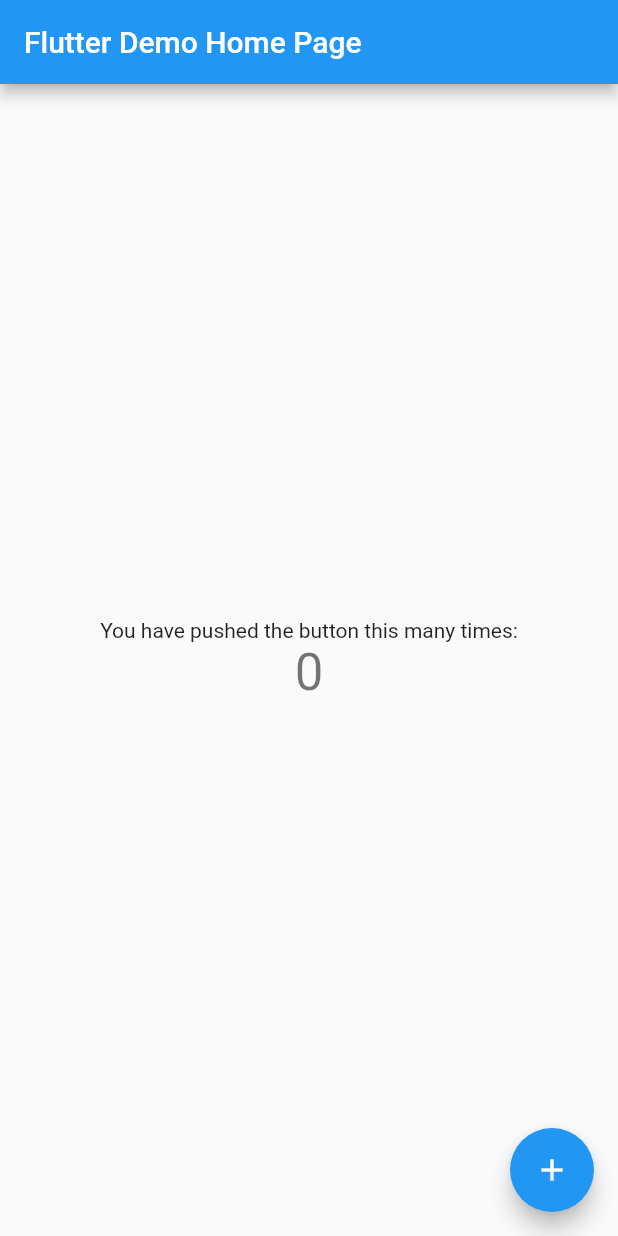
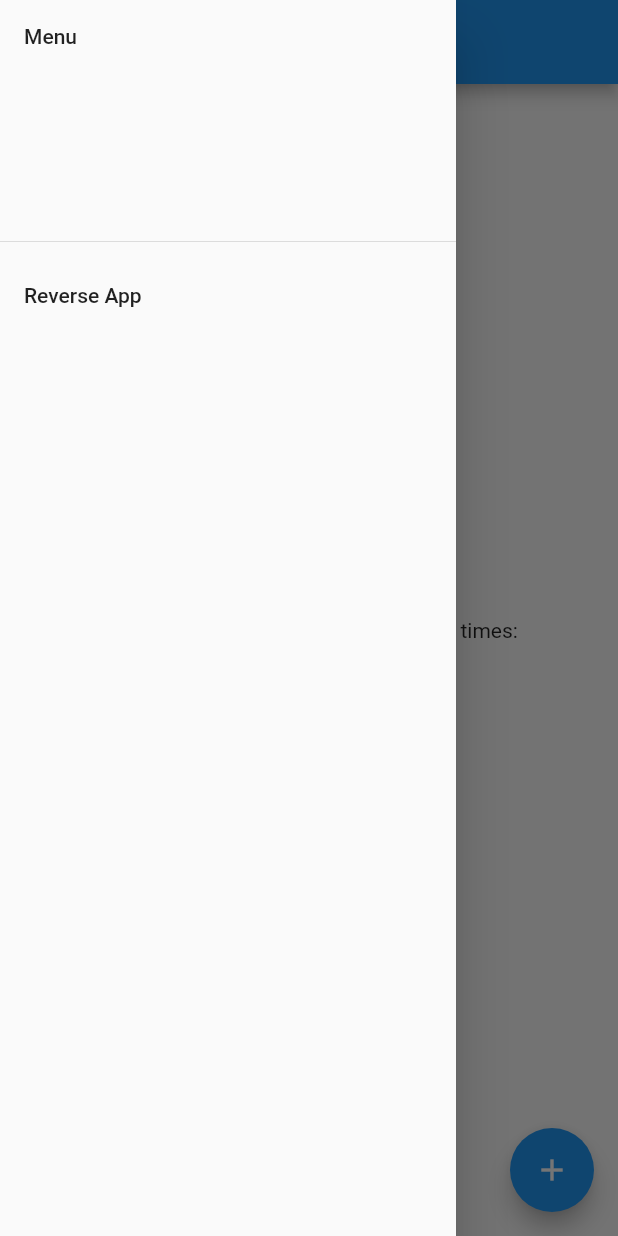
Before and after one commit to linnefromice/flutter_practice_test, a Flutter app: the screen it shows after launch, with the side drawer open (before the commit the screen has no drawer), on a phone screen of 412 x 824 dp. Run offline on Flutter 3.47's test engine with Material 2 defaults, Android fonts, the phone set to English and light mode, and no system bars.

```diff
--- a/lib/main.dart
+++ b/lib/main.dart
@@ -1,4 +1,5 @@
 import 'package:flutter/material.dart';
+import 'package:flutter_practice_test/screen/ReverseScreen.dart';
 
 void main() => runApp(MyApp());
 
@@ -34,6 +35,27 @@ class _MyHomePageState extends State<MyHomePage> {
     });
   }
 
+  Widget _buildDrawer(BuildContext context) {
+    return Drawer(
+      child: ListView(
+        children: <Widget>[
+          DrawerHeader(
+            child: Text('Menu'),
+          ),
+          ListTile(
+            title: Text('Reverse App'),
+            onTap: () {
+              Navigator.push(
+                context,
+                MaterialPageRoute(builder: (context) => ReverseScreen())
+              );
+            },
+          )
+        ],
+      ),
+    );
+  }
+
   @override
   Widget build(BuildContext context) {
     return Scaffold(
@@ -55,6 +77,7 @@ class _MyHomePageState extends State<MyHomePage> {
           ],
         ),
       ),
+      drawer: _buildDrawer(context),
       floatingActionButton: FloatingActionButton(
         onPressed: _incrementCounter,
         tooltip: 'Increment',
```
Also changed, not shown: lib/screen/ReverseScreen.dart (added, +16 -0 lines).
